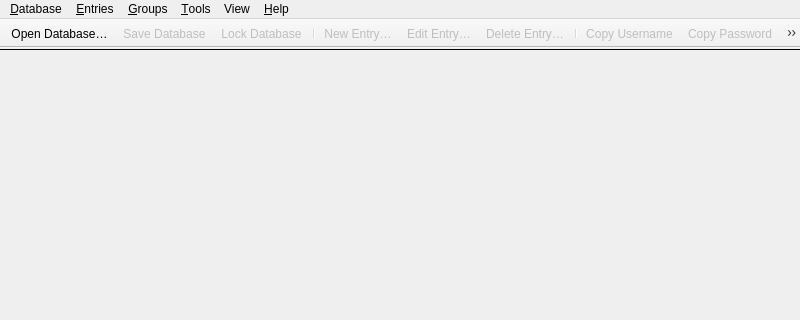
Above: src/gui/MainWindow.ui from keepassxreboot/keepassxc before the change; both pictures show x 0 to 800 and y 0 to 320 of the 800 by 600 pixel window. Below: the same form after it.
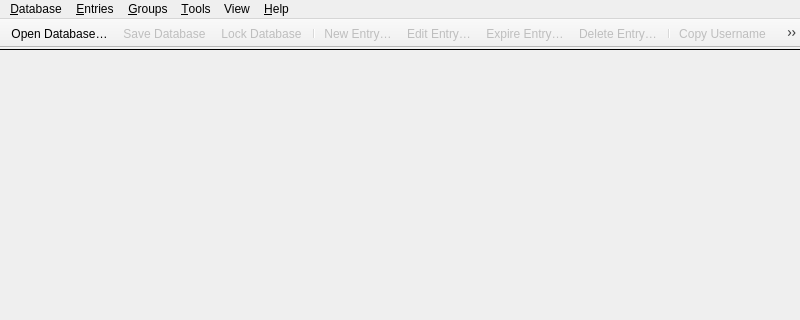
That is the form after the change. Custom widgets are drawn as their Qt base class.

Commit message: Added expire entry option

```diff
--- a/src/gui/MainWindow.ui
+++ b/src/gui/MainWindow.ui
@@ -427,6 +427,7 @@
    <addaction name="separator"/>
    <addaction name="actionEntryNew"/>
    <addaction name="actionEntryEdit"/>
+   <addaction name="actionEntryExpire"/>
    <addaction name="actionEntryDelete"/>
    <addaction name="separator"/>
    <addaction name="actionEntryCopyUsername"/>
@@ -521,6 +522,14 @@
     <string>View or edit entry</string>
    </property>
   </action>
+  <action name="actionEntryExpire">
+   <property name="enabled">
+    <bool>false</bool>
+   </property>
+   <property name="text">
+    <string>&amp;Expire Entry…</string>
+   </property>
+  </action>
   <action name="actionEntryDelete">
    <property name="enabled">
     <bool>false</bool>
```
Left out of the diff: 1 changed line with no effect on the pictures. The commit also changes 13 other files.
